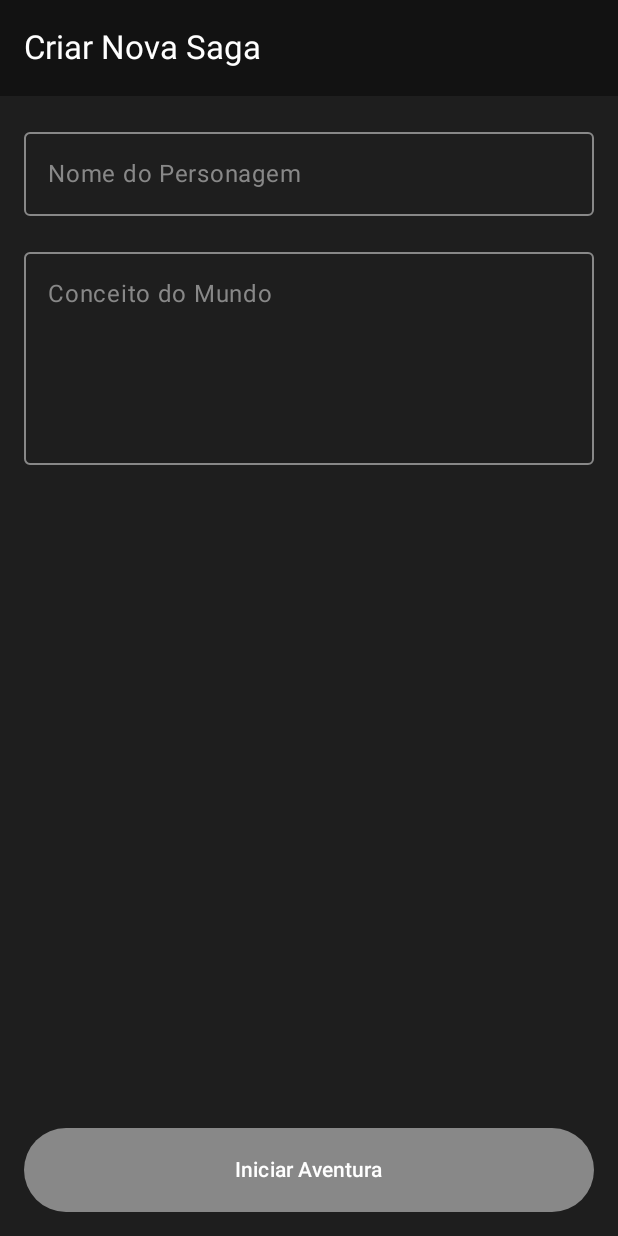
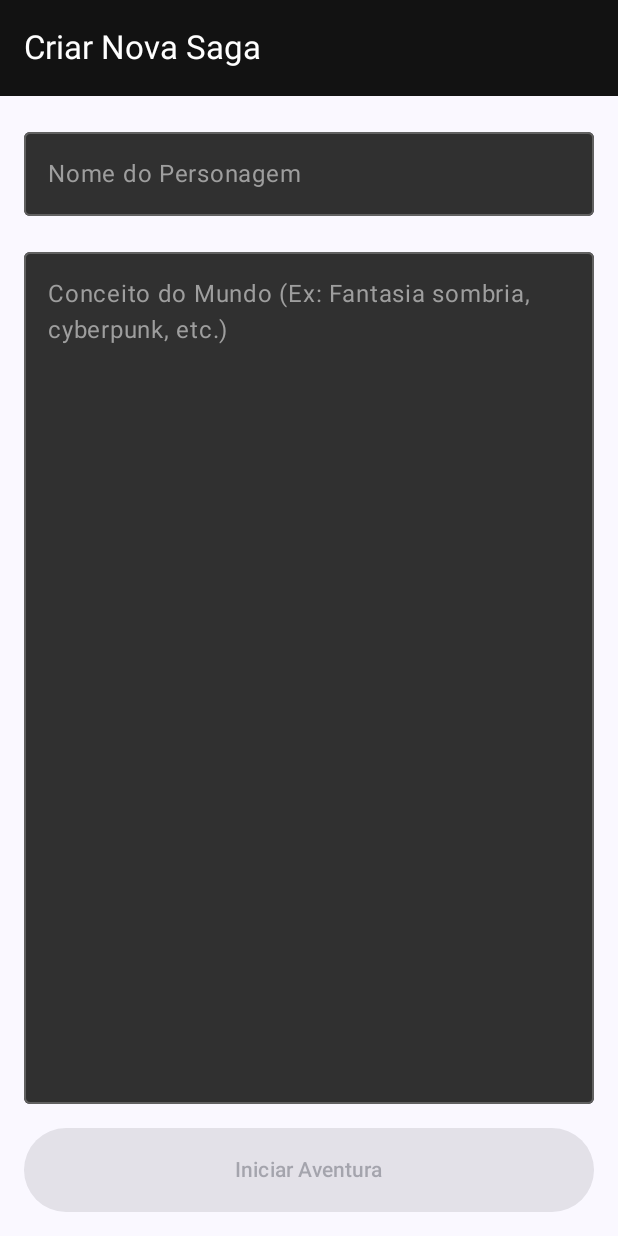
Before and after one commit to Gamexzy/App-andorid-RPG-LLM, an Android app built with Jetpack Compose: the composable CharacterCreationScreen shown on its own in the app's theme, on a phone screen of 412 x 824 dp. Run offline under Robolectric (Android 15) with nearby library versions, the phone set to English and light mode, and no system bars.

```diff
--- a/app/src/main/java/com/android/rpgllm/data/Models.kt
+++ b/app/src/main/java/com/android/rpgllm/data/Models.kt
@@ -1,5 +1,7 @@
 // app/src/main/java/com/android/rpgllm/data/models.kt
 package com.android.rpgllm.data
+
+import org.json.JSONObject
 
 // Representa a informação de uma sessão na lista
 data class SessionInfo(
@@ -10,7 +12,8 @@ data class SessionInfo(
 // Representa o estado da UI para a lista de sessões
 data class SessionListUiState(
     val sessions: List<SessionInfo> = emptyList(),
-    val isLoading: Boolean = true
+    val isLoading: Boolean = true,
+    val errorMessage: String? = null // CAMPO ADICIONADO
 )
 
 // Representa o estado da UI para a tela de criação
--- a/app/src/main/java/com/android/rpgllm/ui/theme/CharacterCreationScreen.kt
+++ b/app/src/main/java/com/android/rpgllm/ui/theme/CharacterCreationScreen.kt
@@ -1,7 +1,6 @@
 // app/src/main/java/com/android/rpgllm/ui/theme/CharacterCreationScreen.kt
 package com.android.rpgllm.ui.theme
 
-import androidx.compose.foundation.background
 import androidx.compose.foundation.layout.*
 import androidx.compose.material3.*
 import androidx.compose.runtime.*
@@ -31,62 +30,63 @@ fun CharacterCreationScreen(
                     containerColor = Color(0xFF121212),
                     titleContentColor = Color.White
                 )
-                // Adicionar botão de voltar se necessário
             )
         }
     ) { paddingValues ->
         Column(
             modifier = Modifier
                 .fillMaxSize()
-                .background(Color(0xFF1E1E1E))
                 .padding(paddingValues)
                 .padding(16.dp),
-            horizontalAlignment = Alignment.CenterHorizontally,
-            verticalArrangement = Arrangement.SpaceBetween
+            horizontalAlignment = Alignment.CenterHorizontally
         ) {
-            Column {
             OutlinedTextField(
                 value = characterName,
                 onValueChange = { characterName = it },
                 label = { Text("Nome do Personagem") },
                 modifier = Modifier.fillMaxWidth(),
                 singleLine = true,
-                    colors = TextFieldDefaults.outlinedTextFieldColors(
-                        textColor = Color.White,
+                // --- CORREÇÃO APLICADA AQUI ---
+                colors = OutlinedTextFieldDefaults.colors(
+                    focusedBorderColor = Color(0xFF00C853),
+                    unfocusedBorderColor = Color(0xFF616161),
                     cursorColor = Color(0xFF00C853),
-                        focusedBorderColor = Color(0xFF00C853),
-                        unfocusedBorderColor = Color.Gray,
+                    focusedTextColor = Color.White,
+                    unfocusedTextColor = Color.White,
+                    focusedContainerColor = Color(0xFF303030),
+                    unfocusedContainerColor = Color(0xFF303030),
                     focusedLabelColor = Color(0xFF00C853),
-                        unfocusedLabelColor = Color.Gray
+                    unfocusedLabelColor = Color(0xFF9E9E9E)
                 )
             )
             Spacer(modifier = Modifier.height(16.dp))
             OutlinedTextField(
                 value = worldConcept,
                 onValueChange = { worldConcept = it },
-                    label = { Text("Conceito do Mundo") },
-                    placeholder = { Text("Ex: Fantasia sombria, cyberpunk, space opera...")},
+                label = { Text("Conceito do Mundo (Ex: Fantasia sombria, cyberpunk, etc.)") },
                 modifier = Modifier
                     .fillMaxWidth()
-                        .height(150.dp),
-                    colors = TextFieldDefaults.outlinedTextFieldColors(
-                        textColor = Color.White,
+                    .weight(1f),
+                // --- CORREÇÃO APLICADA AQUI ---
+                colors = OutlinedTextFieldDefaults.colors(
+                    focusedBorderColor = Color(0xFF00C853),
+                    unfocusedBorderColor = Color(0xFF616161),
                     cursorColor = Color(0xFF00C853),
-                        focusedBorderColor = Color(0xFF00C853),
-                        unfocusedBorderColor = Color.Gray,
+                    focusedTextColor = Color.White,
+                    unfocusedTextColor = Color.White,
+                    focusedContainerColor = Color(0xFF303030),
+                    unfocusedContainerColor = Color(0xFF303030),
                     focusedLabelColor = Color(0xFF00C853),
-                        unfocusedLabelColor = Color.Gray,
-                        placeholderColor = Color.Gray
+                    unfocusedLabelColor = Color(0xFF9E9E9E)
                 )
             )
-            }
+            Spacer(modifier = Modifier.height(16.dp))
 
-            Column(horizontalAlignment = Alignment.CenterHorizontally) {
             if (uiState.isLoading) {
                 CircularProgressIndicator(color = Color(0xFF00C853))
             } else {
                 uiState.errorMessage?.let {
-                        Text(it, color = MaterialTheme.colorScheme.error, modifier = Modifier.padding(bottom = 8.dp))
+                    Text(it, color = Color.Red, modifier = Modifier.padding(bottom = 8.dp))
                 }
                 Button(
                     onClick = {
@@ -97,16 +97,11 @@ fun CharacterCreationScreen(
                     modifier = Modifier
                         .fillMaxWidth()
                         .height(56.dp),
-                        enabled = characterName.isNotBlank() && worldConcept.isNotBlank() && !uiState.isLoading,
-                        colors = ButtonDefaults.buttonColors(
-                            containerColor = Color(0xFF00C853),
-                            disabledContainerColor = Color.Gray
-                        )
+                    enabled = characterName.isNotBlank() && worldConcept.isNotBlank()
                 ) {
-                        Text("Iniciar Aventura", color = Color.White)
+                    Text("Iniciar Aventura")
                 }
             }
         }
     }
 }
-}
```
Also changed, not shown: app/src/main/java/com/android/rpgllm/data/GameViewModel.kt (+46 -66 lines), app/src/main/java/com/android/rpgllm/ui/theme/SessionListScreen.kt (+6 -11 lines). Lines whose indentation alone changed are shown as unchanged.
